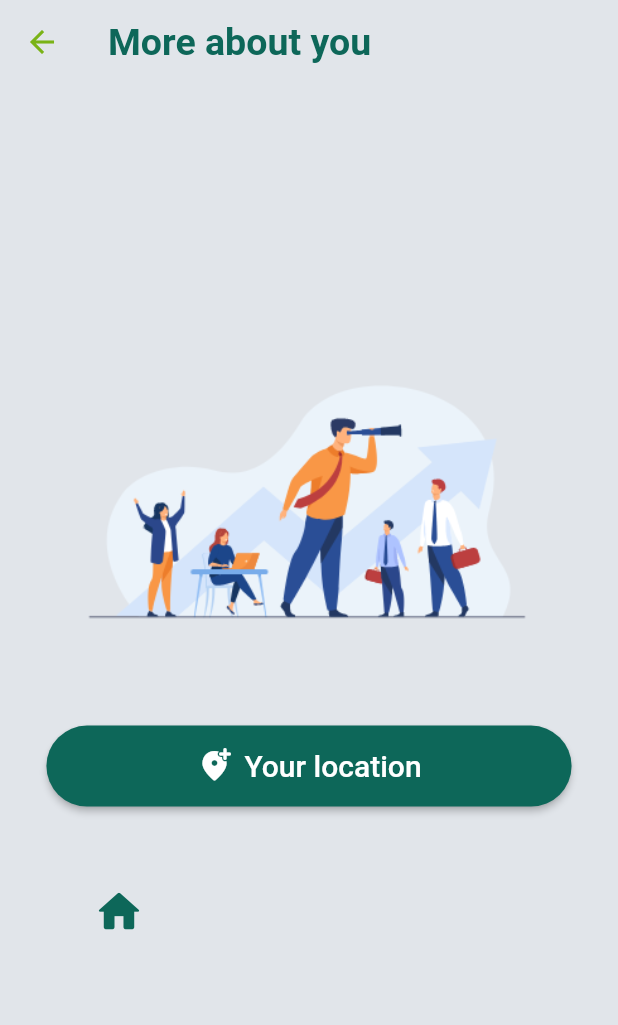
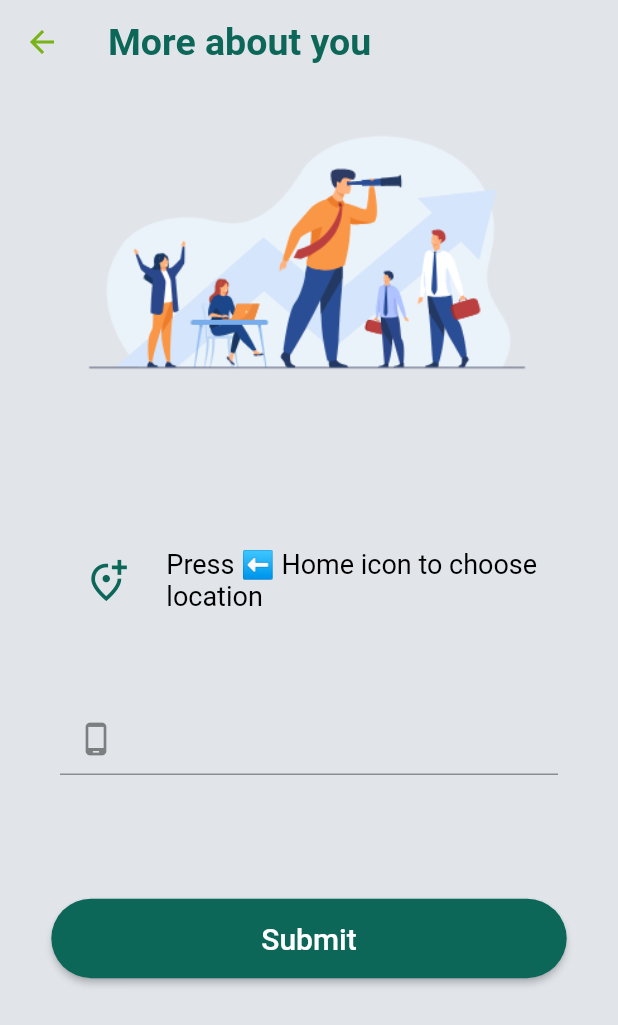
Before and after one commit to KathirvelChandrasekaran/food_for_all, a Flutter app: the RegisterDetails screen opened directly, on a phone screen of 412 x 824 dp. Shown: the top 1025 px of the screen. Run offline on Flutter 3.47's test engine with Material 2 defaults, Android fonts, the light colour scheme and no system bars; our stand-ins replace firebase_auth, firebase_core, flutter_riverpod, flutter_signin_button, google_maps_flutter, google_sign_in and 3 more; missing offline and left inert: geocoder, splash_screen_view; accounts and stored records are empty.

Commit message:
UI changes in more about you screen

```diff
--- a/lib/screens/registerDetails.dart
+++ b/lib/screens/registerDetails.dart
@@ -1,17 +1,27 @@
 import 'package:flutter/material.dart';
+import 'package:flutter/services.dart';
 import 'package:flutter_riverpod/flutter_riverpod.dart';
 import 'package:food_for_all/providers/mapProvider.dart';
 import 'package:food_for_all/screens/map.dart';
+import 'package:food_for_all/screens/newsFeed.dart';
+import 'package:food_for_all/widgets/buttons.dart';
 
 class RegisterDetails extends StatelessWidget {
   const RegisterDetails({Key key}) : super(key: key);
 
   @override
   Widget build(BuildContext context) {
+    final phoneController = TextEditingController();
+
     return Consumer(
       builder: (context, watch, child) {
         final address = watch(addressProvider).address;
-        return Scaffold(
+        return GestureDetector(
+          onTap: () {
+            FocusScopeNode currentFocus = FocusScope.of(context);
+            if (!currentFocus.hasPrimaryFocus) currentFocus.unfocus();
+          },
+          child: Scaffold(
             appBar: AppBar(
               title: Text(
                 "More about you",
@@ -22,7 +32,8 @@ class RegisterDetails extends StatelessWidget {
                 ),
               ),
             ),
-          body: Column(
+            body: SingleChildScrollView(
+              child: Column(
                 mainAxisAlignment: MainAxisAlignment.center,
                 children: [
                   Center(
@@ -32,9 +43,14 @@ class RegisterDetails extends StatelessWidget {
                     ),
                   ),
                   SizedBox(
-                height: MediaQuery.of(context).size.height * 0.05,
+                    height: MediaQuery.of(context).size.height * 0.1,
                   ),
-              ElevatedButton.icon(
+                  Container(
+                    height: 100,
+                    width: MediaQuery.of(context).size.width * 0.85,
+                    child: ListTile(
+                      leading: IconButton(
+                        tooltip: "Save your location",
                         onPressed: () {
                           Navigator.push(
                             context,
@@ -43,50 +59,48 @@ class RegisterDetails extends StatelessWidget {
                             ),
                           );
                         },
-                style: ElevatedButton.styleFrom(
-                  primary: Theme.of(context).primaryColor,
-                  padding: EdgeInsets.symmetric(vertical: 15, horizontal: 100),
-                  shape: RoundedRectangleBorder(
-                    borderRadius: BorderRadius.circular(50),
+                        icon: Icon(
+                          Icons.add_location_alt_outlined,
+                          color: Theme.of(context).primaryColor,
+                          size: 30,
                         ),
                       ),
-                icon: Icon(Icons.add_location_alt_rounded),
-                label: Text(
-                  "Your location",
+                      title: Text(
+                        address == ""
+                            ? "Press ⬅ Home icon to choose location"
+                            : address.toString(),
                         style: TextStyle(
-                    fontSize: 20,
-                  ),
-                ),
-              ),
-              SizedBox(
-                height: 20,
-              ),
-              Container(
-                height: 100,
-                width: MediaQuery.of(context).size.width * 0.7,
-                child: Row(
-                  children: [
-                    Icon(
-                      Icons.home_rounded,
-                      color: Theme.of(context).primaryColor,
-                      size: 35,
-                    ),
-                    SizedBox(
-                      width: 15,
-                    ),
-                    Expanded(
-                      child: Text(
-                        address.toString(),
-                        style: TextStyle(
-                          fontSize: 20,
+                          fontSize: 18,
                           color: Colors.black,
                         ),
                       ),
                     ),
+                  ),
+                  Padding(
+                    padding: const EdgeInsets.fromLTRB(40, 10, 40, 0),
+                    child: TextField(
+                      keyboardType: TextInputType.phone,
+                      decoration: InputDecoration(
+                        prefixIcon: Icon(
+                          Icons.phone_android_outlined,
+                        ),
+                      ),
+                      controller: phoneController,
+                    ),
+                  ),
+                  SizedBox(
+                    height: MediaQuery.of(context).size.height * 0.1,
+                  ),
+                  RoundedButton(
+                    context,
+                    "Submit",
+                    15,
+                    140,
+                    NewsFeed(),
+                  ),
                 ],
               ),
             ),
-            ],
           ),
         );
       },
--- a/lib/widgets/buttons.dart
+++ b/lib/widgets/buttons.dart
@@ -13,7 +13,7 @@ ElevatedButton RoundedButton(BuildContext context, String btnText, double h, dou
       );
     },
     style: ElevatedButton.styleFrom(
-      primary: Theme.of(context).accentColor,
+      primary: Theme.of(context).primaryColor,
       padding: EdgeInsets.symmetric(vertical: h, horizontal: v),
 
       shape: RoundedRectangleBorder(
```
Also changed, not shown: lib/screens/map.dart (+54 -0 lines). Lines whose indentation alone changed are shown as unchanged.
